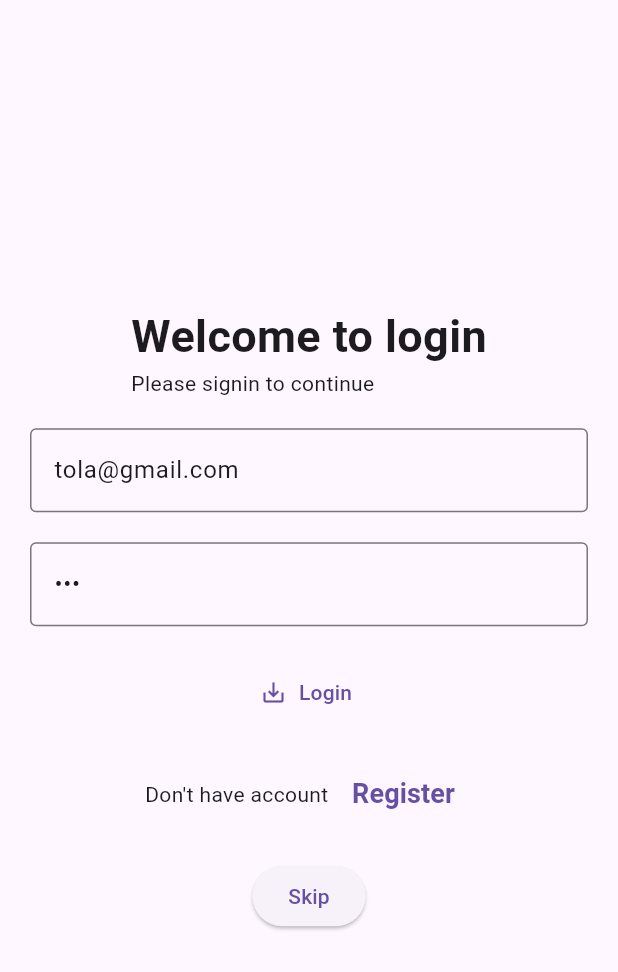
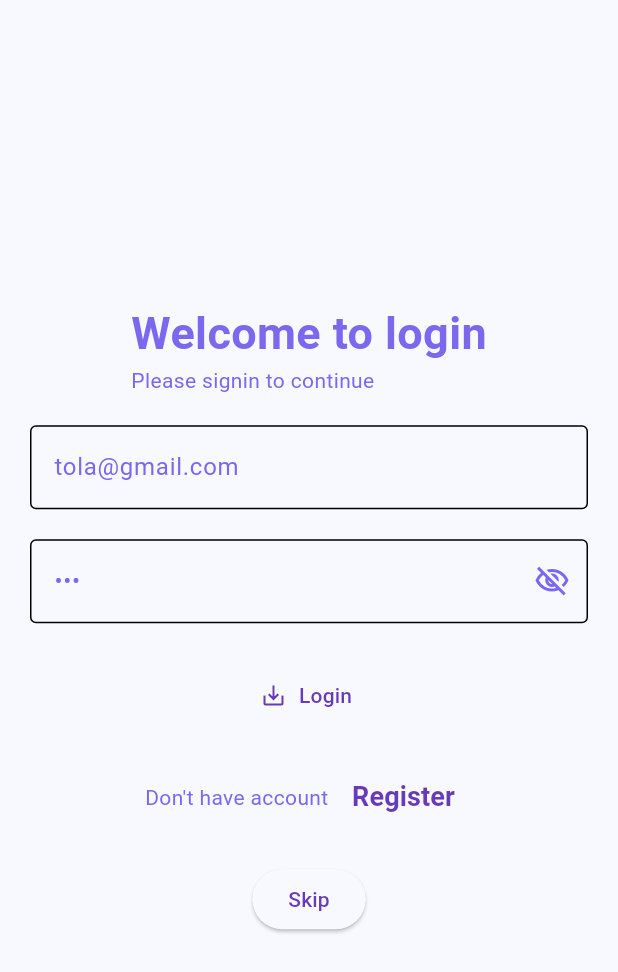
Before and after one commit to selaprom/Sela_Ecomerce_App, a Flutter app: the RegisterView screen opened by its route, after a tap on "Register", after a tap on "Login", on a phone screen of 412 x 824 dp. Shown: the top 972 px of the screen. Run offline on Flutter 3.47's test engine with Material 3 defaults, Android fonts, the phone set to English and light mode, and no system bars; our stand-ins replace dio, firebase_core, firebase_messaging, flutter_local_notifications, get, get_storage and 1 more; accounts and stored records are empty; network calls fail.

Commit message:
add themsmode

```diff
--- a/lib/app/modules/login/views/login_view.dart
+++ b/lib/app/modules/login/views/login_view.dart
@@ -13,7 +13,7 @@ class LoginView extends GetView<LoginController> {
 
   @override
   Widget build(BuildContext context) {
-    return Scaffold(body: buildBody);
+    return Obx(() => Scaffold(body: buildBody));
   }
 
   get buildBody => Padding(
@@ -50,11 +50,20 @@ class LoginView extends GetView<LoginController> {
               }
             },
           ),
-          TextFormField(
+          SizedBox(
+            height: 60,
+            child: TextFormField(
               controller: passwordController,
-            obscureText: true,
+              obscureText: !controller.visiblepass.value,
               decoration: InputDecoration(
                 hintText: "Password",
+                suffixIcon: IconButton(
+                  onPressed: controller.visiblepassword,
+                  icon:
+                      controller.visiblepass.value == true
+                          ? Icon(Icons.visibility)
+                          : Icon(Icons.visibility_off_outlined),
+                ),
                 border: OutlineInputBorder(),
               ),
               validator: (value) {
@@ -62,6 +71,7 @@ class LoginView extends GetView<LoginController> {
                   return "Password can't be Null";
                 }
               },
+            ),
           ),
 
           TextButton.icon(
--- a/lib/app/modules/main/views/main_view.dart
+++ b/lib/app/modules/main/views/main_view.dart
@@ -57,7 +57,7 @@ class MainView extends GetView<MainController> {
             initialRoute: Routes.PRODUCT,
           ),
           bottomNavigationBar: BottomNavigationBar(
-            backgroundColor: Colors.white,
+            //backgroundColor: Colors.white,
             type: BottomNavigationBarType.fixed,
             selectedItemColor: Colors.deepPurple,
             currentIndex: controller.current_index,
--- a/lib/app/modules/search_product/views/search_product_view.dart
+++ b/lib/app/modules/search_product/views/search_product_view.dart
@@ -84,7 +84,7 @@ class SearchProductView extends GetView<SearchProductController> {
 
   get _appbarsliver {
     return SliverAppBar(
-      // backgroundColor: Colors.deepPurple.withAlpha(250),
+      backgroundColor: Colors.transparent,
       title: Text(
         "Search Product",
         style: TextStyle(
--- a/lib/main.dart
+++ b/lib/main.dart
@@ -1,4 +1,5 @@
 import 'package:ecomerce_24/app/binding/api_binding.dart';
+import 'package:ecomerce_24/app/data/themes/my_thems.dart';
 import 'package:ecomerce_24/app/notification_service/notification_service.dart';
 import 'package:firebase_core/firebase_core.dart';
 import 'package:firebase_messaging/firebase_messaging.dart';
@@ -28,6 +29,9 @@ void main() async {
       initialRoute: AppPages.INITIAL,
       getPages: AppPages.routes,
       initialBinding: APIbinding(),
+      theme: lightTheme,
+      darkTheme: darkTheme,
+      //themeMode: ThemeMode.system,
     ),
   );
 }
```
Also changed, not shown: lib/app/data/themes/colors.dart (added, +18 -0 lines), lib/app/data/themes/my_thems.dart (added, +64 -0 lines), lib/app/modules/login/controllers/login_controller.dart (+11 -0 lines), lib/app/modules/setting/controllers/setting_controller.dart (+7 -0 lines), lib/app/modules/setting/views/setting_view.dart (+18 -2 lines). Lines whose indentation alone changed are shown as unchanged.
